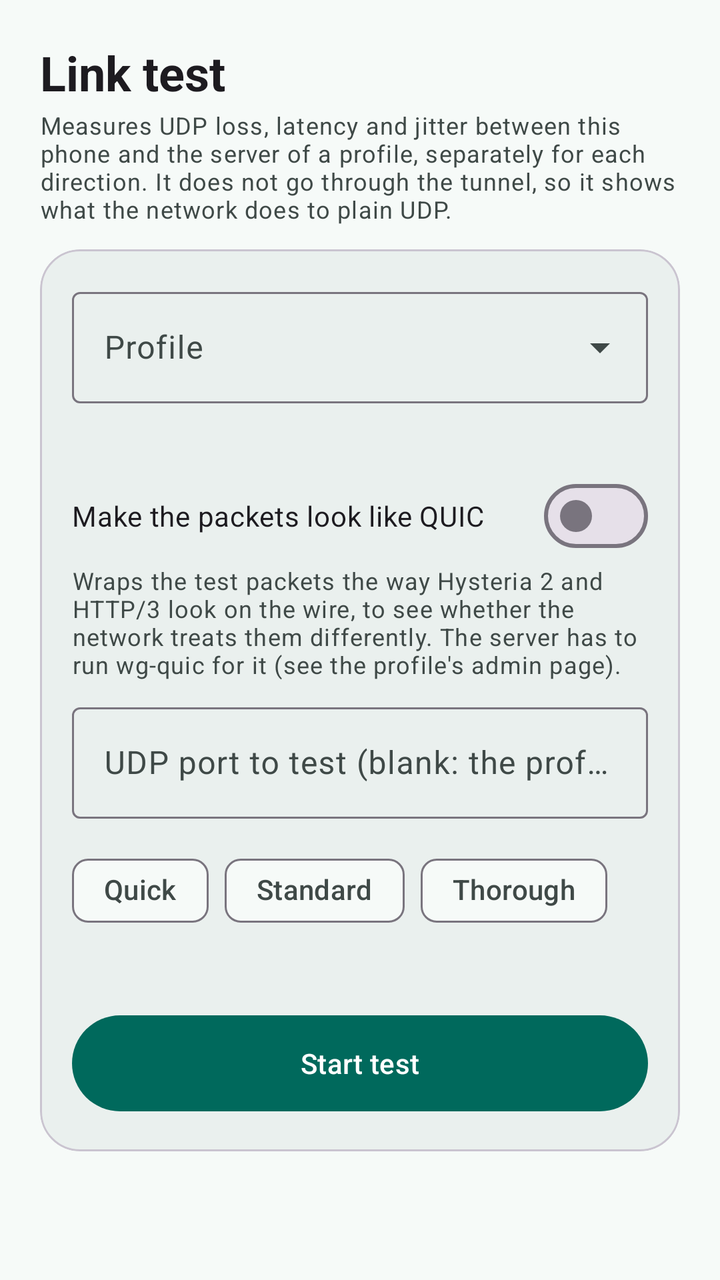
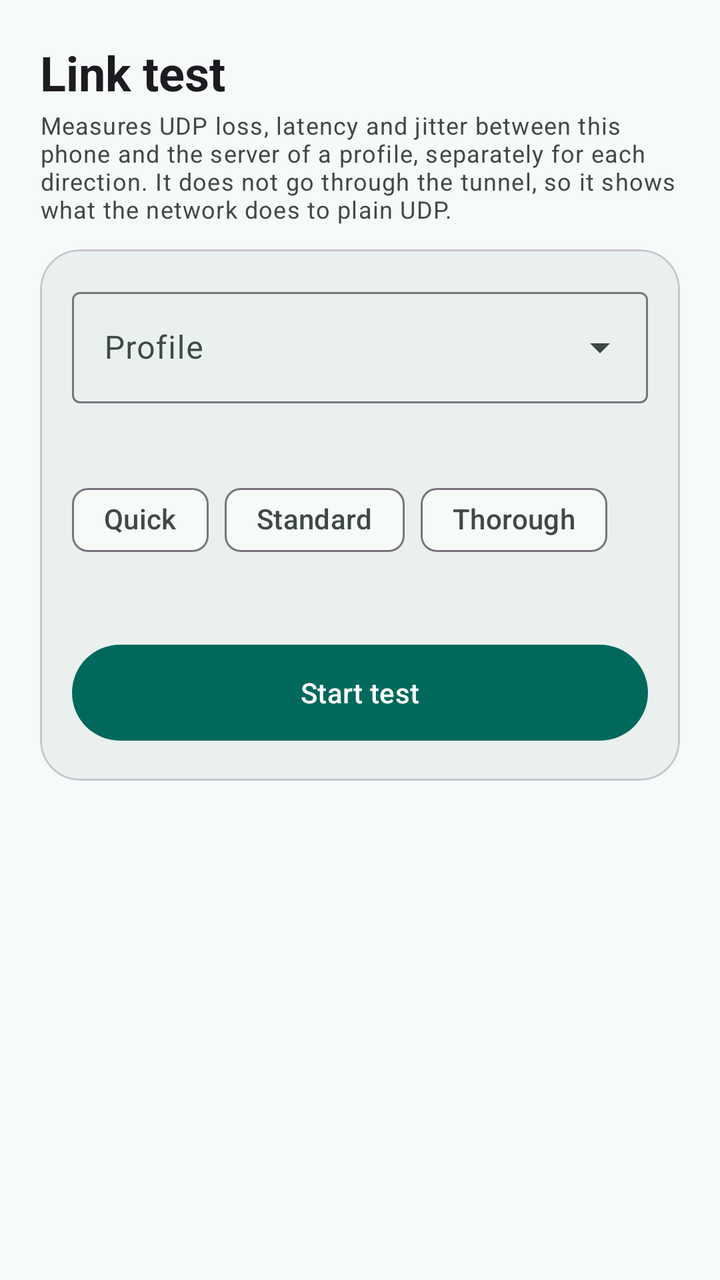

Before-and-after screenshots of an Android layout around one commit, followed by the original layout XML and the change that was made.
<!-- AndroidManifest.xml: application theme Theme.WgFec -->
<!-- res/layout/fragment_test.xml -->
<ScrollView xmlns:android="http://schemas.android.com/apk/res/android" xmlns:app="http://schemas.android.com/apk/res-auto" android:layout_width="match_parent" android:layout_height="match_parent">
  <LinearLayout android:layout_width="match_parent" android:layout_height="wrap_content" android:orientation="vertical" android:padding="20dp">
    <TextView android:layout_width="match_parent" android:layout_height="wrap_content" android:text="Link test"
        android:textAppearance="?attr/textAppearanceHeadlineSmall" android:textStyle="bold"/>
    <TextView android:layout_width="match_parent" android:layout_height="wrap_content" android:layout_marginTop="2dp" android:paddingBottom="12dp"
        android:text="Measures UDP loss, latency and jitter between this phone and the server of a profile, separately for each direction. It does not go through the tunnel, so it shows what the network does to plain UDP."
        android:textAppearance="?attr/textAppearanceBodySmall" android:textColor="?attr/colorOnSurfaceVariant"/>

    <com.google.android.material.card.MaterialCardView android:layout_width="match_parent" android:layout_height="wrap_content"
        app:cardElevation="0dp" app:cardCornerRadius="20dp" app:cardBackgroundColor="?attr/colorSurfaceContainer">
      <LinearLayout android:layout_width="match_parent" android:layout_height="wrap_content" android:orientation="vertical" android:padding="16dp">
        <com.google.android.material.textfield.TextInputLayout style="@style/Widget.Material3.TextInputLayout.OutlinedBox.ExposedDropdownMenu"
            android:layout_width="match_parent" android:layout_height="wrap_content" android:hint="Profile">
          <com.google.android.material.textfield.MaterialAutoCompleteTextView android:id="@+id/profilePick"
              android:layout_width="match_parent" android:layout_height="wrap_content" android:inputType="none"/>
        </com.google.android.material.textfield.TextInputLayout>
        <TextView android:id="@+id/targetHint" android:layout_width="match_parent" android:layout_height="wrap_content" android:layout_marginTop="6dp"
            android:textAppearance="?attr/textAppearanceBodySmall" android:textColor="?attr/colorOnSurfaceVariant"/>

        <com.google.android.material.materialswitch.MaterialSwitch android:id="@+id/quicSwitch" android:layout_width="match_parent" android:layout_height="wrap_content"
            android:layout_marginTop="10dp" android:text="Make the packets look like QUIC"/>
        <TextView android:id="@+id/quicHelp" android:layout_width="match_parent" android:layout_height="wrap_content"
            android:text="Wraps the test packets the way Hysteria 2 and HTTP/3 look on the wire, to see whether the network treats them differently. The server has to run wg-quic for it (see the profile's admin page)."
            android:textAppearance="?attr/textAppearanceBodySmall" android:textColor="?attr/colorOnSurfaceVariant"/>
        <com.google.android.material.textfield.TextInputLayout android:id="@+id/portLayout" style="@style/Widget.Material3.TextInputLayout.OutlinedBox"
            android:layout_width="match_parent" android:layout_height="wrap_content" android:layout_marginTop="8dp" android:hint="UDP port to test (blank: the profile's own)">
          <com.google.android.material.textfield.TextInputEditText android:id="@+id/portOverride" android:layout_width="match_parent" android:layout_height="wrap_content"
              android:inputType="number" android:maxLength="5"/>
        </com.google.android.material.textfield.TextInputLayout>

        <com.google.android.material.chip.ChipGroup android:id="@+id/presets" android:layout_width="match_parent" android:layout_height="wrap_content"
            android:layout_marginTop="12dp" app:singleSelection="true" app:selectionRequired="true">
          <com.google.android.material.chip.Chip android:id="@+id/pQuick" style="@style/Widget.Material3.Chip.Filter" android:layout_width="wrap_content" android:layout_height="wrap_content" android:text="Quick" android:checkable="true"/>
          <com.google.android.material.chip.Chip android:id="@+id/pStandard" style="@style/Widget.Material3.Chip.Filter" android:layout_width="wrap_content" android:layout_height="wrap_content" android:text="Standard" android:checkable="true"/>
          <com.google.android.material.chip.Chip android:id="@+id/pThorough" style="@style/Widget.Material3.Chip.Filter" android:layout_width="wrap_content" android:layout_height="wrap_content" android:text="Thorough" android:checkable="true"/>
        </com.google.android.material.chip.ChipGroup>
        <TextView android:id="@+id/planText" android:layout_width="match_parent" android:layout_height="wrap_content" android:layout_marginTop="4dp"
            android:textAppearance="?attr/textAppearanceBodySmall" android:textColor="?attr/colorOnSurfaceVariant"/>

        <com.google.android.material.button.MaterialButton android:id="@+id/start" android:layout_width="match_parent" android:layout_height="56dp"
            android:layout_marginTop="14dp" android:text="Start test"/>
        <com.google.android.material.progressindicator.LinearProgressIndicator android:id="@+id/progress" android:layout_width="match_parent" android:layout_height="wrap_content"
            android:layout_marginTop="12dp" android:visibility="gone" android:max="1000"/>
        <TextView android:id="@+id/status" android:layout_width="match_parent" android:layout_height="wrap_content" android:layout_marginTop="6dp"
            android:visibility="gone" android:textAppearance="?attr/textAppearanceBodyMedium"/>
      </LinearLayout>
    </com.google.android.material.card.MaterialCardView>

    <com.google.android.material.card.MaterialCardView android:id="@+id/tuneCard" android:layout_width="match_parent" android:layout_height="wrap_content"
        android:layout_marginTop="10dp" android:visibility="gone" app:cardElevation="0dp" app:cardCornerRadius="20dp" app:cardBackgroundColor="?attr/colorSurfaceContainer">
      <LinearLayout android:layout_width="match_parent" android:layout_height="wrap_content" android:orientation="vertical" android:padding="16dp">
        <TextView android:layout_width="match_parent" android:layout_height="wrap_content" android:text="FEC level"
            android:textAppearance="?attr/textAppearanceTitleMedium" android:textStyle="bold"/>
        <TextView android:id="@+id/tuneText" android:layout_width="match_parent" android:layout_height="wrap_content" android:layout_marginTop="6dp"
            android:textAppearance="?attr/textAppearanceBodyMedium"/>
        <TextView android:id="@+id/tuneHint" android:layout_width="match_parent" android:layout_height="wrap_content" android:layout_marginTop="4dp"
            android:textAppearance="?attr/textAppearanceBodySmall" android:textColor="?attr/colorOnSurfaceVariant"/>
        <com.google.android.material.textfield.TextInputLayout style="@style/Widget.Material3.TextInputLayout.OutlinedBox.ExposedDropdownMenu"
            android:layout_width="match_parent" android:layout_height="wrap_content" android:layout_marginTop="12dp" android:hint="Downlink (server to phone)">
          <com.google.android.material.textfield.MaterialAutoCompleteTextView android:id="@+id/downPick"
              android:layout_width="match_parent" android:layout_height="wrap_content" android:inputType="none"/>
        </com.google.android.material.textfield.TextInputLayout>
        <com.google.android.material.textfield.TextInputLayout style="@style/Widget.Material3.TextInputLayout.OutlinedBox.ExposedDropdownMenu"
            android:layout_width="match_parent" android:layout_height="wrap_content" android:layout_marginTop="8dp" android:hint="Uplink (phone to server)">
          <com.google.android.material.textfield.MaterialAutoCompleteTextView android:id="@+id/upPick"
              android:layout_width="match_parent" android:layout_height="wrap_content" android:inputType="none"/>
        </com.google.android.material.textfield.TextInputLayout>
        <TextView android:id="@+id/suggestText" android:layout_width="match_parent" android:layout_height="wrap_content" android:layout_marginTop="10dp"
            android:visibility="gone" android:textAppearance="?attr/textAppearanceBodyMedium"/>
        <LinearLayout android:layout_width="match_parent" android:layout_height="wrap_content" android:orientation="horizontal" android:layout_marginTop="10dp">
          <com.google.android.material.button.MaterialButton android:id="@+id/tuneApply" android:layout_width="0dp" android:layout_height="wrap_content"
              android:layout_weight="1" android:text="Apply"/>
          <com.google.android.material.button.MaterialButton android:id="@+id/tuneReset" style="@style/Widget.Material3.Button.TonalButton"
              android:layout_width="0dp" android:layout_height="wrap_content" android:layout_weight="1" android:layout_marginStart="8dp" android:text="Reset"/>
        </LinearLayout>
        <com.google.android.material.button.MaterialButton android:id="@+id/tuneSuggest" style="@style/Widget.Material3.Button.TonalButton"
            android:layout_width="match_parent" android:layout_height="wrap_content" android:layout_marginTop="8dp" android:text="Use the suggestion"
            android:visibility="gone"/>
      </LinearLayout>
    </com.google.android.material.card.MaterialCardView>

    <com.google.android.material.card.MaterialCardView android:id="@+id/tunnelQuicCard" android:layout_width="match_parent" android:layout_height="wrap_content"
        android:layout_marginTop="10dp" android:visibility="gone" app:cardElevation="0dp" app:cardCornerRadius="20dp" app:cardBackgroundColor="?attr/colorSurfaceContainer">
      <LinearLayout android:layout_width="match_parent" android:layout_height="wrap_content" android:orientation="vertical" android:padding="16dp">
        <TextView android:layout_width="match_parent" android:layout_height="wrap_content" android:text="QUIC disguise"
            android:textAppearance="?attr/textAppearanceTitleMedium" android:textStyle="bold"/>
        <TextView android:id="@+id/tunnelQuicText" android:layout_width="match_parent" android:layout_height="wrap_content" android:layout_marginTop="6dp"
            android:textAppearance="?attr/textAppearanceBodySmall" android:textColor="?attr/colorOnSurfaceVariant"/>
        <com.google.android.material.materialswitch.MaterialSwitch android:id="@+id/tunnelQuicSwitch" android:layout_width="match_parent" android:layout_height="wrap_content"
            android:layout_marginTop="8dp" android:text="Send this profile's tunnel as QUIC"/>
      </LinearLayout>
    </com.google.android.material.card.MaterialCardView>

    <LinearLayout android:id="@+id/results" android:layout_width="match_parent" android:layout_height="wrap_content" android:orientation="vertical"/>

    <LinearLayout android:id="@+id/actions" android:layout_width="match_parent" android:layout_height="wrap_content" android:orientation="horizontal"
        android:layout_marginTop="10dp" android:visibility="gone">
      <com.google.android.material.button.MaterialButton android:id="@+id/copy" style="@style/Widget.Material3.Button.TonalButton"
          android:layout_width="0dp" android:layout_height="wrap_content" android:layout_weight="1" android:text="Copy"/>
      <com.google.android.material.button.MaterialButton android:id="@+id/share" style="@style/Widget.Material3.Button.TonalButton"
          android:layout_width="0dp" android:layout_height="wrap_content" android:layout_weight="1" android:layout_marginStart="8dp" android:text="Share"/>
    </LinearLayout>
  </LinearLayout>
</ScrollView>
<!-- resources referenced by this layout -->
<resources>
  <style name="Theme.WgFec" parent="Theme.Material3.DayNight.NoActionBar">
          <item name="colorPrimary">#00695C</item>
          <item name="colorOnPrimary">#FFFFFF</item>
          <item name="colorPrimaryContainer">#B9F0E5</item>
          <item name="colorOnPrimaryContainer">#00201C</item>
          <item name="colorSecondary">#4A6360</item>
          <item name="colorSecondaryContainer">#CCE8E3</item>
          <item name="colorOnSecondaryContainer">#05201D</item>
          <item name="colorSurface">#F6FAF8</item>
          <item name="colorOnSurface">#171D1C</item>
          <item name="colorSurfaceVariant">#DAE5E2</item>
          <item name="colorOnSurfaceVariant">#3F4947</item>
          <item name="colorSurfaceContainer">#EAF0EE</item>
          <item name="colorSurfaceContainerLow">#F0F5F3</item>
          <item name="colorSurfaceContainerHigh">#E4EAE8</item>
          <item name="colorError">#BA1A1A</item>
          <item name="colorErrorContainer">#FFDAD6</item>
          <item name="colorOnErrorContainer">#410002</item>
          <item name="android:colorBackground">#F6FAF8</item>
          <item name="android:statusBarColor">@android:color/transparent</item>
          <item name="android:windowLightStatusBar">true</item>
      </style>
</resources>

<!-- the commit's change to res/layout/fragment_test.xml (unified diff, before → after) -->
@@ -16,17 +16,6 @@
         </com.google.android.material.textfield.TextInputLayout>
         <TextView android:id="@+id/targetHint" android:layout_width="match_parent" android:layout_height="wrap_content" android:layout_marginTop="6dp"
             android:textAppearance="?attr/textAppearanceBodySmall" android:textColor="?attr/colorOnSurfaceVariant"/>
-
-        <com.google.android.material.materialswitch.MaterialSwitch android:id="@+id/quicSwitch" android:layout_width="match_parent" android:layout_height="wrap_content"
-            android:layout_marginTop="10dp" android:text="Make the packets look like QUIC"/>
-        <TextView android:id="@+id/quicHelp" android:layout_width="match_parent" android:layout_height="wrap_content"
-            android:text="Wraps the test packets the way Hysteria 2 and HTTP/3 look on the wire, to see whether the network treats them differently. The server has to run wg-quic for it (see the profile's admin page)."
-            android:textAppearance="?attr/textAppearanceBodySmall" android:textColor="?attr/colorOnSurfaceVariant"/>
-        <com.google.android.material.textfield.TextInputLayout android:id="@+id/portLayout" style="@style/Widget.Material3.TextInputLayout.OutlinedBox"
-            android:layout_width="match_parent" android:layout_height="wrap_content" android:layout_marginTop="8dp" android:hint="UDP port to test (blank: the profile's own)">
-          <com.google.android.material.textfield.TextInputEditText android:id="@+id/portOverride" android:layout_width="match_parent" android:layout_height="wrap_content"
-              android:inputType="number" android:maxLength="5"/>
-        </com.google.android.material.textfield.TextInputLayout>
 
         <com.google.android.material.chip.ChipGroup android:id="@+id/presets" android:layout_width="match_parent" android:layout_height="wrap_content"
             android:layout_marginTop="12dp" app:singleSelection="true" app:selectionRequired="true">
